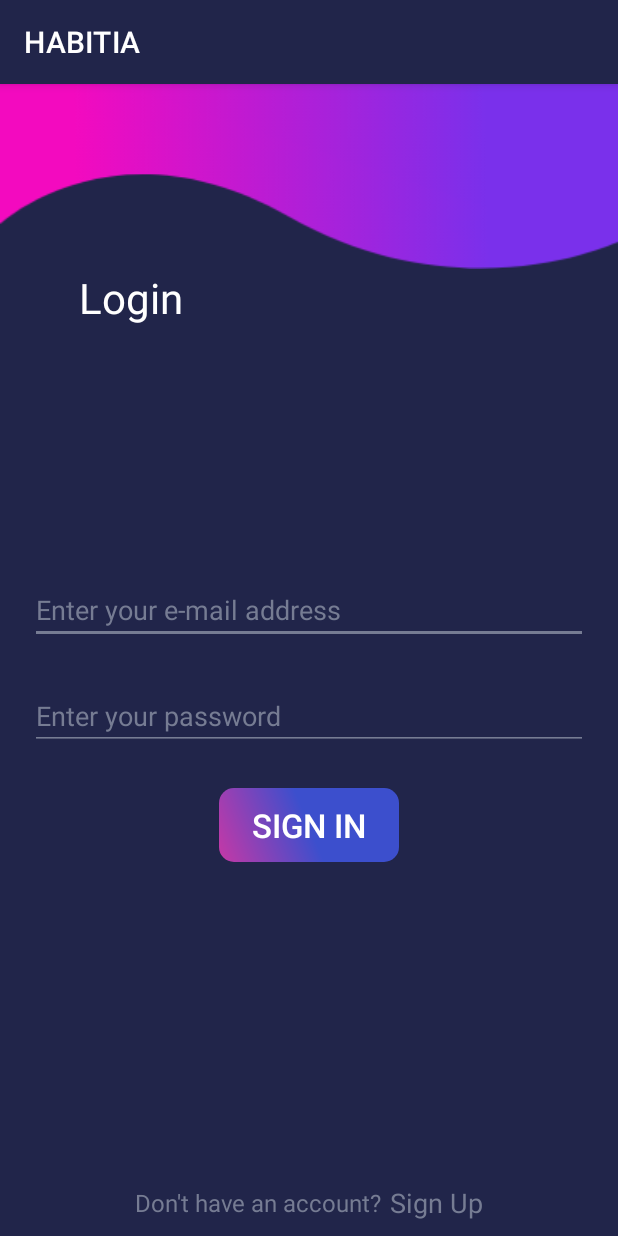
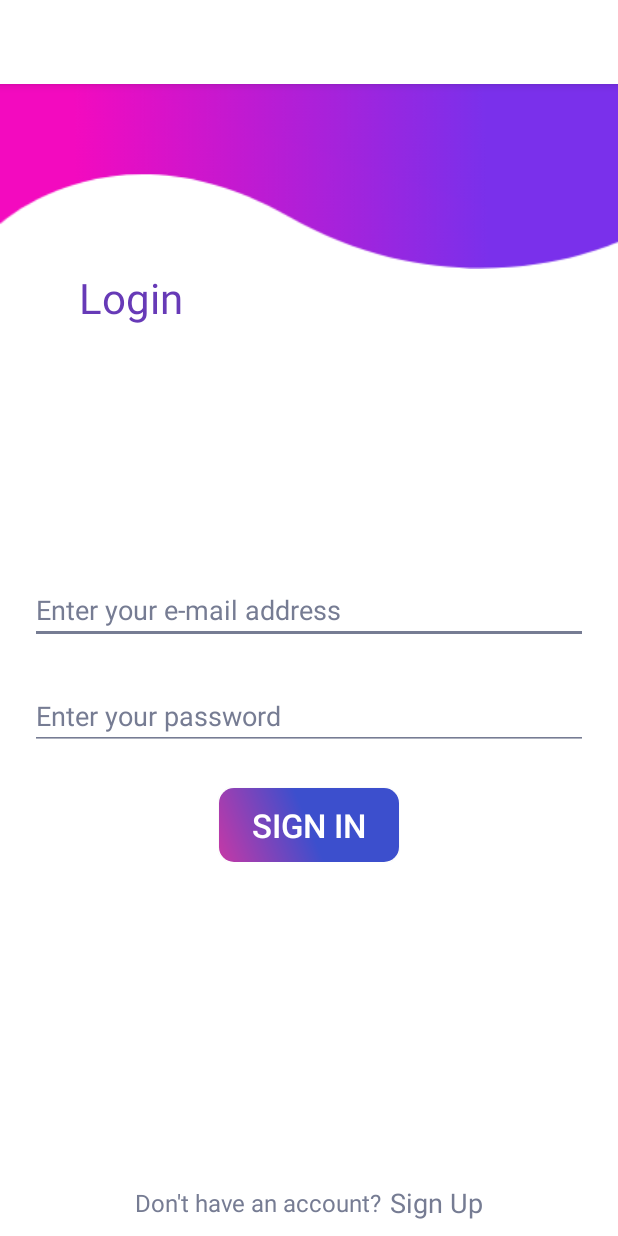
Before and after one commit to crncck/Habitia, an Android app: the screen it shows after launch (LoginActivity), on a phone screen of 412 x 824 dp. Run offline under Robolectric (Android 15) with nearby library versions, the phone set to English and light mode, and no system bars; our stand-ins replace Firebase (no records; nobody signed in at launch, a user with empty details on screens opened directly).

Commit message:
Update login screen background color
- Update login screen title color

```diff
--- a/app/src/main/res/layout/activity_habits.xml
+++ b/app/src/main/res/layout/activity_habits.xml
@@ -33,7 +33,7 @@
         android:layout_marginBottom="10dp"
         android:text="HABITS"
         android:textAlignment="center"
-        android:textColor="#673AB7"
+        android:textColor="@color/title_color"
         android:textSize="36sp"
         app:layout_constraintBottom_toTopOf="@+id/gridview"
         app:layout_constraintEnd_toEndOf="parent"
--- a/app/src/main/res/layout/activity_login.xml
+++ b/app/src/main/res/layout/activity_login.xml
@@ -22,7 +22,7 @@
         android:layout_width="wrap_content"
         android:layout_height="wrap_content"
         android:text="Login"
-        android:textColor="@color/white"
+        android:textColor="@color/title_color"
         android:textSize="28sp"
         app:layout_constraintEnd_toEndOf="parent"
         app:layout_constraintHorizontal_bias="0.154"
--- a/app/src/main/res/values/colors.xml
+++ b/app/src/main/res/values/colors.xml
@@ -11,7 +11,8 @@
     <color name="colorAccent">#03DAC5</color>
     <color name="pink">#C638A6</color>
     <color name="blue">#3C4FCD</color>
-    <color name="background_color">#21254A</color>
+    <color name="background_color">#FFFFFF</color>
     <color name="white">#ffffff</color>
     <color name="gray">#767C93</color>
+    <color name="title_color">#673AB7</color>
 </resources>
```
